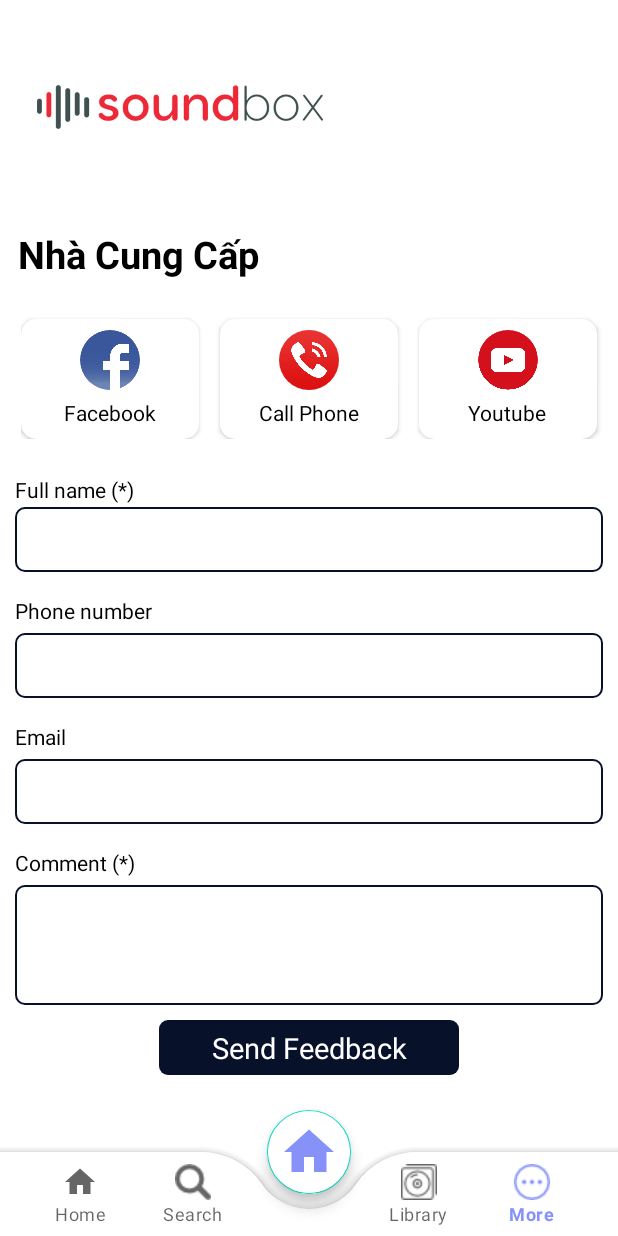
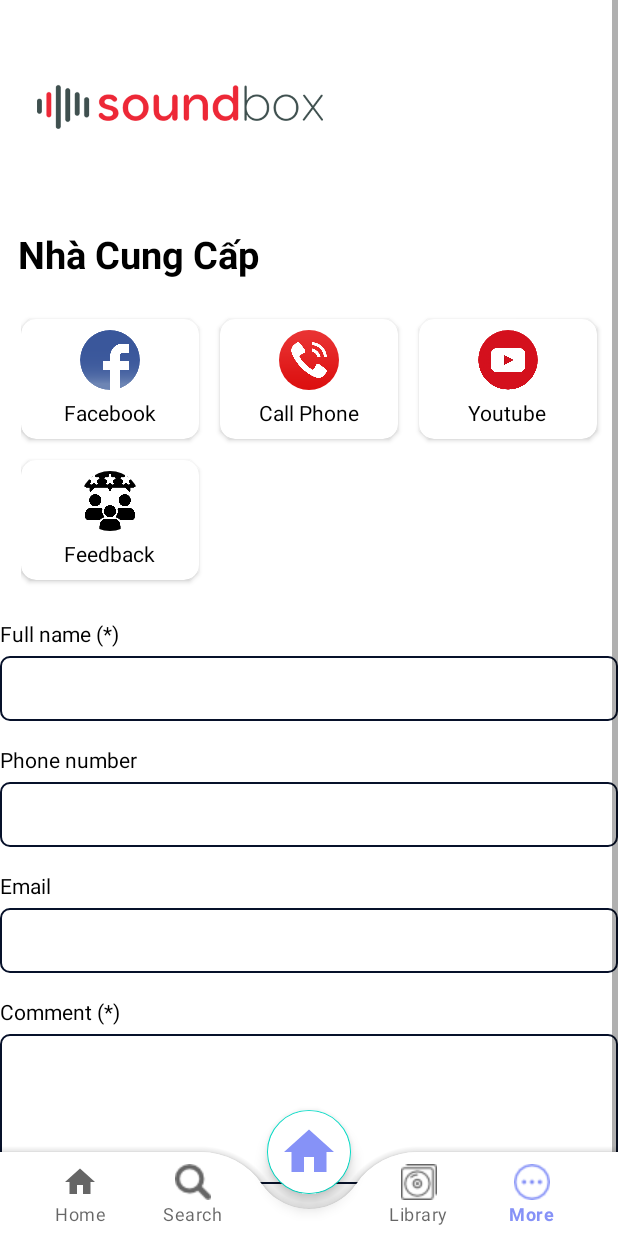
Before and after one commit to LuPan2003/Du_An_APP_SOUNDBOX, an Android app: the screen it shows after launch (MainActivity), item 5 of the bottom bar chosen, on a phone screen of 412 x 824 dp. Run offline under Robolectric (Android 15) with nearby library versions, the phone set to English and light mode, and no system bars; our stand-ins replace CircleImageView, Firebase (no records; nobody signed in at launch, a user with empty details on screens opened directly); libraries missing offline, so code that uses them is left out: com.afollestad.materialdialogs; 3 statements that could not run were skipped.

Commit message:
dialog feedback

```diff
--- a/app/build.gradle
+++ b/app/build.gradle
@@ -63,6 +63,8 @@
     implementation 'com.github.bumptech.glide:glide:4.12.0'
     // Indicator
     implementation 'me.relex:circleindicator:2.1.6'
+    implementation 'com.google.android.material:material:1.4.0'
+
 
 
 
--- a/app/src/main/java/com/example/soundbox_du_an_md31/Fragment/FeedbackFragment.java
+++ b/app/src/main/java/com/example/soundbox_du_an_md31/Fragment/FeedbackFragment.java
@@ -33,7 +33,7 @@
     public View onCreateView(@NonNull LayoutInflater inflater, @Nullable ViewGroup container, @Nullable Bundle savedInstanceState) {
         mFragmentFeedbackBinding = FragmentFeedbackBinding.inflate(inflater, container, false);
 
-        mFragmentFeedbackBinding.tvSendFeedback.setOnClickListener(v -> onClickSendFeedback());
+        mFragmentFeedbackBinding.btnfeeback.setOnClickListener(v -> onClickSendFeedback());
         mContactAdapter = new ContactAdapter(getActivity(), getListContact(), () -> GlobalFuntion.callPhoneNumber(getActivity()));
         GridLayoutManager layoutManager = new GridLayoutManager(getActivity(), 3);
         mFragmentFeedbackBinding.rcvData.setNestedScrollingEnabled(false);
@@ -74,6 +74,7 @@
         contactArrayList.add(new Contact(Contact.FACEBOOK, R.drawable.ic_facebook));
         contactArrayList.add(new Contact(Contact.HOTLINE, R.drawable.ic_hotline));
         contactArrayList.add(new Contact(Contact.YOUTUBE, R.drawable.ic_youtube));
+         contactArrayList.add(new Contact(Contact.FEeDBACK,R.drawable.icon_feedback));
 
         return contactArrayList;
     }
@@ -85,6 +86,9 @@
         mFragmentFeedbackBinding.edtEmail.setText("");
         mFragmentFeedbackBinding.edtComment.setText("");
     }
+
+
+
     @Override
     public void onDestroy() {
         super.onDestroy();
--- a/app/src/main/java/com/example/soundbox_du_an_md31/Model/Contact.java
+++ b/app/src/main/java/com/example/soundbox_du_an_md31/Model/Contact.java
@@ -5,6 +5,8 @@
     public static final int FACEBOOK = 0;
     public static final int HOTLINE = 1;
     public static final int YOUTUBE = 4;
+    public static final int FEeDBACK = 2;
+
 
     private int id;
     private int image;
--- a/app/src/main/res/layout/fragment_feedback.xml
+++ b/app/src/main/res/layout/fragment_feedback.xml
@@ -1,19 +1,20 @@
 <?xml version="1.0" encoding="utf-8"?>
-<LinearLayout xmlns:android="http://schemas.android.com/apk/res/android"
+<ScrollView xmlns:android="http://schemas.android.com/apk/res/android"
     xmlns:tools="http://schemas.android.com/tools"
     android:layout_width="match_parent"
-    android:orientation="vertical"
-    android:layout_height="wrap_content">
+    android:layout_height="match_parent">
 
     <LinearLayout
         android:layout_width="match_parent"
         android:layout_height="wrap_content"
         android:orientation="vertical">
+
         <ImageView
             android:layout_width="200dp"
             android:layout_height="100dp"
             android:layout_margin="20dp"
-            android:src="@drawable/soundboxlogo"/>
+            android:src="@drawable/soundboxlogo" />
+
         <TextView
             android:layout_width="match_parent"
             android:layout_height="wrap_content"
@@ -21,24 +22,16 @@
             android:textColor="@color/black"
             android:textSize="25dp"
             android:textStyle="bold"
-            android:layout_margin="12dp"/>
+            android:layout_margin="12dp" />
+
         <androidx.recyclerview.widget.RecyclerView
             android:id="@+id/rcvData"
             android:layout_width="match_parent"
-            android:layout_height="wrap_content"
+            android:layout_height="200dp"
             android:layout_marginBottom="@dimen/define_dimen_14"
-            android:layout_marginStart="@dimen/define_dimen_14"/>
-
-    </LinearLayout>
+            android:layout_marginStart="@dimen/define_dimen_14" />
 
 
-
-    <LinearLayout
-        android:layout_width="match_parent"
-        android:layout_height="wrap_content"
-        android:background="@color/white"
-        android:orientation="vertical"
-        android:padding="@dimen/define_dimen_10">
 
         <TextView
             android:layout_width="wrap_content"
@@ -50,18 +43,18 @@
             android:id="@+id/edt_name"
             android:layout_width="match_parent"
             android:layout_height="wrap_content"
-            android:layout_marginTop="@dimen/define_dimen_2"
+            android:layout_marginTop="5dp"
             android:background="@drawable/bg_white_shape_border_color_main"
             android:imeOptions="actionNext"
             android:inputType="text"
-            android:padding="@dimen/define_dimen_12"
-            android:textSize="@dimen/text_size_small"
+            android:padding="12dp"
+            android:textSize="14sp"
             tools:ignore="Autofill,LabelFor" />
 
         <TextView
             android:layout_width="wrap_content"
             android:layout_height="wrap_content"
-            android:layout_marginTop="@dimen/define_dimen_16"
+            android:layout_marginTop="16dp"
             android:text="@string/feedback_phone"
             android:textColor="@color/black" />
 
@@ -69,18 +62,18 @@
             android:id="@+id/edt_phone"
             android:layout_width="match_parent"
             android:layout_height="wrap_content"
-            android:layout_marginTop="@dimen/define_dimen_5"
+            android:layout_marginTop="5dp"
             android:background="@drawable/bg_white_shape_border_color_main"
             android:imeOptions="actionNext"
             android:inputType="phone"
-            android:padding="@dimen/define_dimen_12"
-            android:textSize="@dimen/text_size_small"
+            android:padding="12dp"
+            android:textSize="14sp"
             tools:ignore="Autofill,LabelFor" />
 
         <TextView
             android:layout_width="wrap_content"
             android:layout_height="wrap_content"
-            android:layout_marginTop="@dimen/define_dimen_16"
+            android:layout_marginTop="16dp"
             android:text="@string/feedback_email"
             android:textColor="@color/black" />
 
@@ -88,46 +81,40 @@
             android:id="@+id/edt_email"
             android:layout_width="match_parent"
             android:layout_height="wrap_content"
-            android:layout_marginTop="@dimen/define_dimen_5"
+            android:layout_marginTop="5dp"
             android:background="@drawable/bg_white_shape_border_color_main"
             android:imeOptions="actionNext"
             android:inputType="textEmailAddress"
-            android:padding="@dimen/define_dimen_12"
-            android:textSize="@dimen/text_size_small"
+            android:padding="12dp"
+            android:textSize="14sp"
             tools:ignore="Autofill,LabelFor" />
 
         <TextView
             android:layout_width="wrap_content"
             android:layout_height="wrap_content"
-            android:layout_marginTop="@dimen/define_dimen_16"
+            android:layout_marginTop="16dp"
             android:text="@string/feedback_comment"
             android:textColor="@color/black" />
 
         <EditText
             android:id="@+id/edt_comment"
             android:layout_width="match_parent"
-            android:layout_height="@dimen/define_dimen_80"
-            android:layout_marginTop="@dimen/define_dimen_5"
+            android:layout_height="100dp"
+            android:layout_marginTop="5dp"
             android:background="@drawable/bg_white_shape_border_color_main"
             android:gravity="start"
             android:imeOptions="actionDone"
+            android:inputType="textMultiLine"
             android:maxLength="1000"
-            android:inputType="textMultiLine"
-            android:padding="@dimen/define_dimen_12"
-            android:textSize="@dimen/text_size_small"
+            android:padding="12dp"
+            android:textSize="14sp"
             tools:ignore="Autofill,LabelFor" />
 
-        <TextView
-            android:id="@+id/tv_send_feedback"
-            android:layout_width="@dimen/define_dimen_200"
+        <Button
+            android:id="@+id/btnfeeback"
+            android:layout_width="match_parent"
             android:layout_height="wrap_content"
-            android:layout_gravity="center_horizontal"
-            android:layout_marginTop="10dp"
-            android:background="@drawable/bg_main_shape_corner_6"
-            android:gravity="center"
-            android:padding="@dimen/define_dimen_5"
-            android:text="@string/send_feedback"
-            android:textColor="@color/white"
-            android:textSize="@dimen/text_size_normal" />
+            android:layout_marginTop="16dp"
+            android:text="Gửi phản hồi" />
     </LinearLayout>
-</LinearLayout>
+</ScrollView>
```
Also changed, not shown: app/src/main/java/com/example/soundbox_du_an_md31/Adapter/ContactAdapter.java (+46 -0 lines), app/src/main/res/layout/layout_feedback.xml (added, +33 -0 lines), app/src/main/res/drawable/icon_feedback.png (added).
